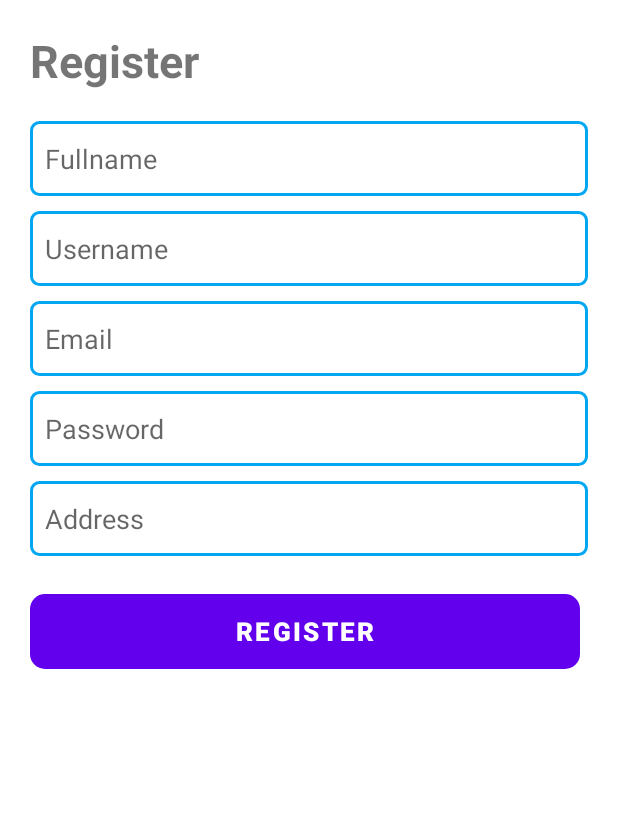
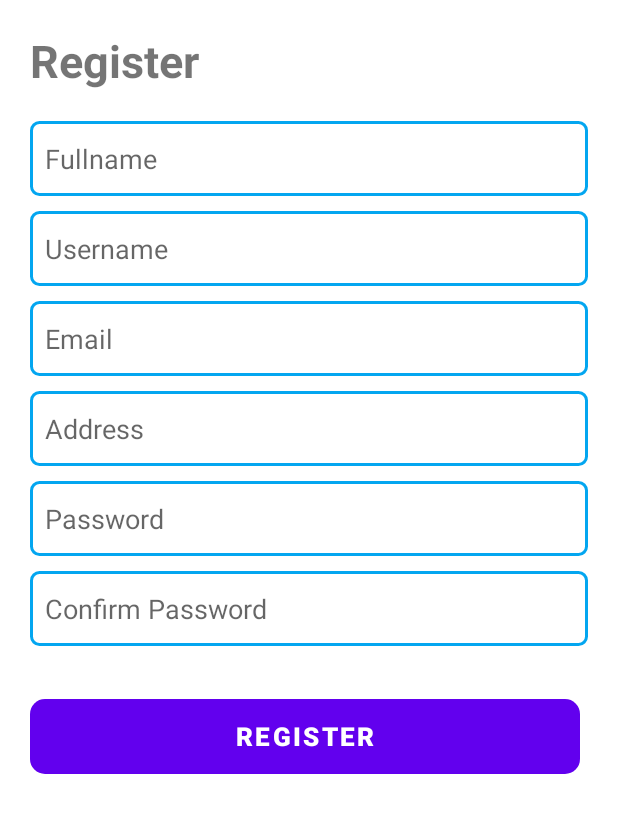
Before and after one commit to alphitardian/TR-PAM, an Android app: the RegisterActivity screen opened directly, with no data from a screen before it, on a phone screen of 412 x 824 dp. Shown: the top 813 px of the screen. Run offline under Robolectric (Android 15) with nearby library versions, the phone set to English and light mode, and no system bars.

Commit message:
confirm password

```diff
--- a/app/src/main/res/layout/register_screen.xml
+++ b/app/src/main/res/layout/register_screen.xml
@@ -48,6 +48,15 @@
             android:layout_marginBottom="10dp"/>
 
         <EditText
+            android:id="@+id/regisEditTextAddress"
+            android:padding="10dp"
+            android:background="@drawable/border_edit_text"
+            android:layout_width="match_parent"
+            android:layout_height="50dp"
+            android:hint="@string/register_address"
+            android:layout_marginBottom="10dp"/>
+
+        <EditText
             android:id="@+id/regisEditTextPassword"
             android:padding="10dp"
             android:background="@drawable/border_edit_text"
@@ -57,12 +66,14 @@
             android:layout_marginBottom="10dp"/>
 
         <EditText
-            android:id="@+id/regisEditTextAddress"
+            android:id="@+id/regisEditTextConfirmPassword"
             android:padding="10dp"
             android:background="@drawable/border_edit_text"
             android:layout_width="match_parent"
             android:layout_height="50dp"
-            android:hint="@string/register_address"/>
+            android:hint="@string/confirm_password"
+            android:layout_marginBottom="10dp"/>
+
 
         <Button
             android:id="@+id/btnRegistration"
--- a/app/src/main/res/values/strings.xml
+++ b/app/src/main/res/values/strings.xml
@@ -12,6 +12,7 @@
     <string name="login_sign_method">or sign in with</string>
     <string name="login_email">Email</string>
     <string name="login_password">Password</string>
+    <string name="confirm_password">Confirm Password</string>
     <string name="login_button">SIGN IN</string>
     <string name="login_register">Register</string>
 
```
